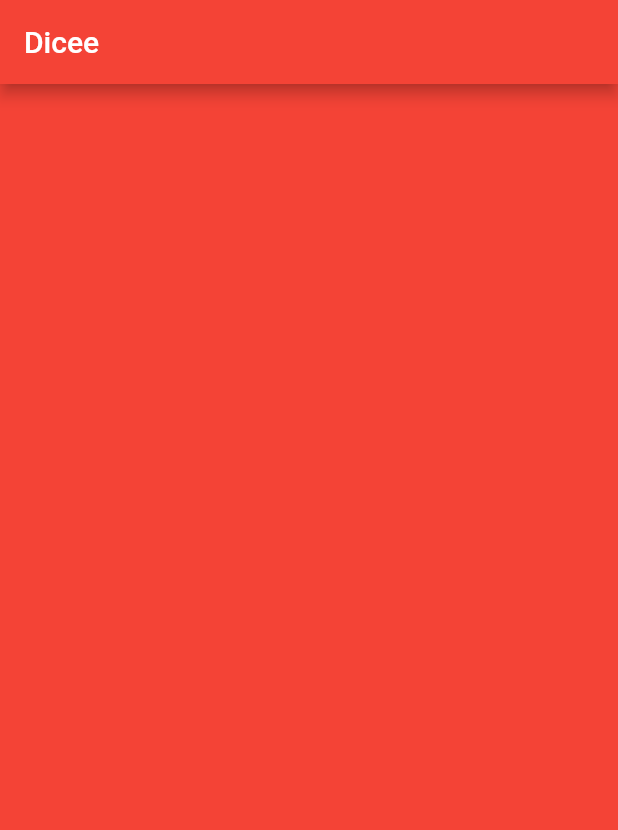
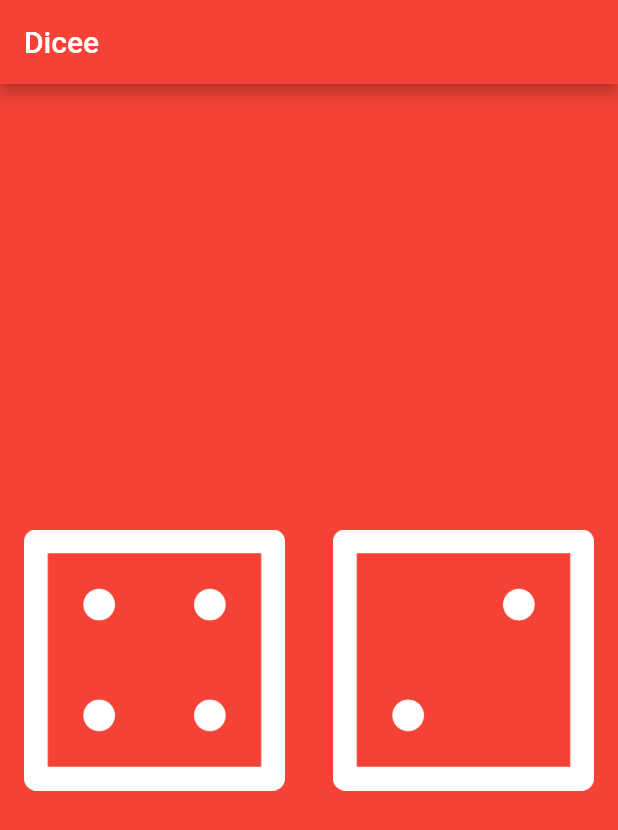
Before and after one commit to fionicholas/roll-dice-flutter, a Flutter app: the screen it shows after launch, on a phone screen of 412 x 824 dp. Shown: the top 830 px of the screen. Run offline on Flutter 3.47's test engine with Material 2 defaults, Android fonts, the phone set to English and light mode, and no system bars.

Commit message:
add two image dice and print text when pressed button

```diff
--- a/lib/main.dart
+++ b/lib/main.dart
@@ -18,6 +18,30 @@ void main() {
 class DicePage extends StatelessWidget {
   @override
   Widget build(BuildContext context) {
-    return Container();
+
+    var leftDiceNumber = 4;
+
+    return Center(
+      child: Row(
+        children: <Widget>[
+          Expanded(
+            child: FlatButton(
+              onPressed: (){
+                print('left button pressed');
+              },
+              child: Image.asset('images/dice$leftDiceNumber.png'),
+            ),
+          ),
+          Expanded(
+            child: FlatButton(
+              onPressed: () {
+                print('right button pressed');
+              },
+                child: Image.asset('images/dice2.png'),
+            ),
+          )
+        ],
+      ),
+    );
   }
 }
```
